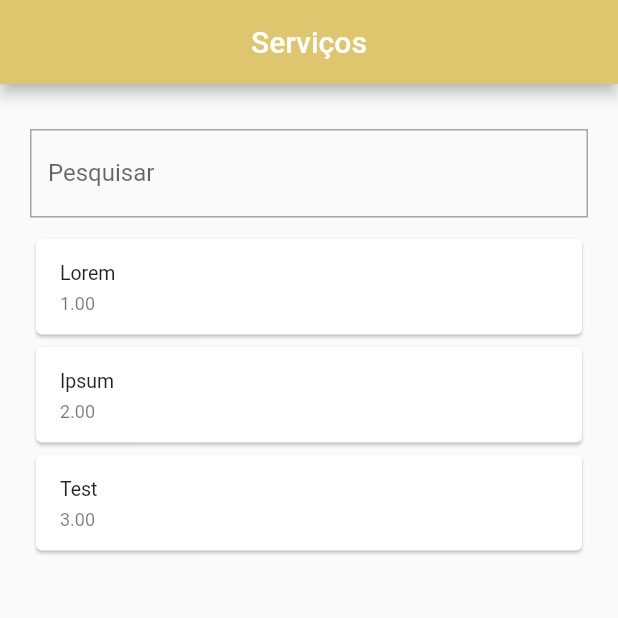
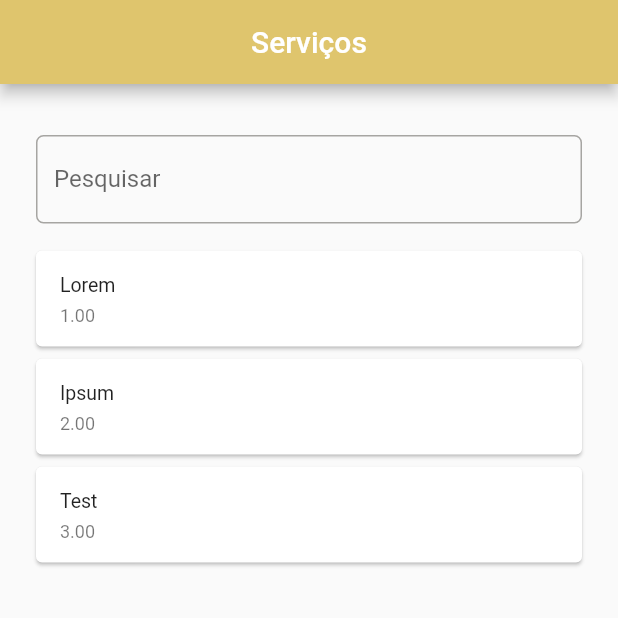
Before and after one commit to EduardoDos-SantosP/serve_app, a Flutter app: the screen it shows after launch, on a phone screen of 412 x 824 dp, the top half of it. Run offline on Flutter 3.47's test engine with Material 2 defaults, Android fonts, the phone set to English and light mode, and no system bars.

Commit message:
Alterações

```diff
--- a/lib/main.dart
+++ b/lib/main.dart
@@ -1,4 +1,5 @@
 import 'package:flutter/material.dart';
+import 'package:serve_app/widgets/custom_app_bar.dart';
 
 void main() {
   runApp(const MyApp());
@@ -33,34 +34,26 @@ class MyHomePage extends StatefulWidget {
 }
 
 class _MyHomePageState extends State<MyHomePage> {
-  int _counter = 0;
   final List<String> _list = ['Lorem', 'Ipsum', 'Test'];
-
-  void _incrementCounter() {
-    setState(() {
-      _counter++;
-    });
-  }
 
   @override
   Widget build(BuildContext context) {
     return Scaffold(
-        appBar: AppBar(
-          backgroundColor: Theme.of(context).colorScheme.inversePrimary,
-          title: Text(widget.title),
-          centerTitle: true,
-        ),
+        appBar: CustomAppBar(widget.title),
         body: Container(
           padding: EdgeInsets.all(20),
           child: Column(
             children: [
               Container(
                 margin: EdgeInsets.symmetric(vertical: 10),
+                padding: EdgeInsets.all(4),
                 child: const TextField(
                   decoration: InputDecoration(
                     label: Text('Pesquisar'),
                     border: OutlineInputBorder(
-                      borderRadius: BorderRadius.all(Radius.zero),
+                      borderRadius: BorderRadius.all(
+                        Radius.circular(5),
+                      ),
                     ),
                   ),
                 ),
--- /dev/null
+++ b/lib/widgets/custom_app_bar.dart
@@ -0,0 +1,19 @@
+import 'package:flutter/material.dart';
+
+class CustomAppBar extends StatelessWidget implements PreferredSizeWidget {
+  final String title;
+
+  const CustomAppBar(this.title, {super.key});
+
+  @override
+  Widget build(BuildContext context) {
+    return AppBar(
+      backgroundColor: Theme.of(context).colorScheme.inversePrimary,
+      title: Text(title),
+      centerTitle: true,
+    );
+  }
+
+  @override
+  Size get preferredSize => const Size.fromHeight(kToolbarHeight);
+}
```
